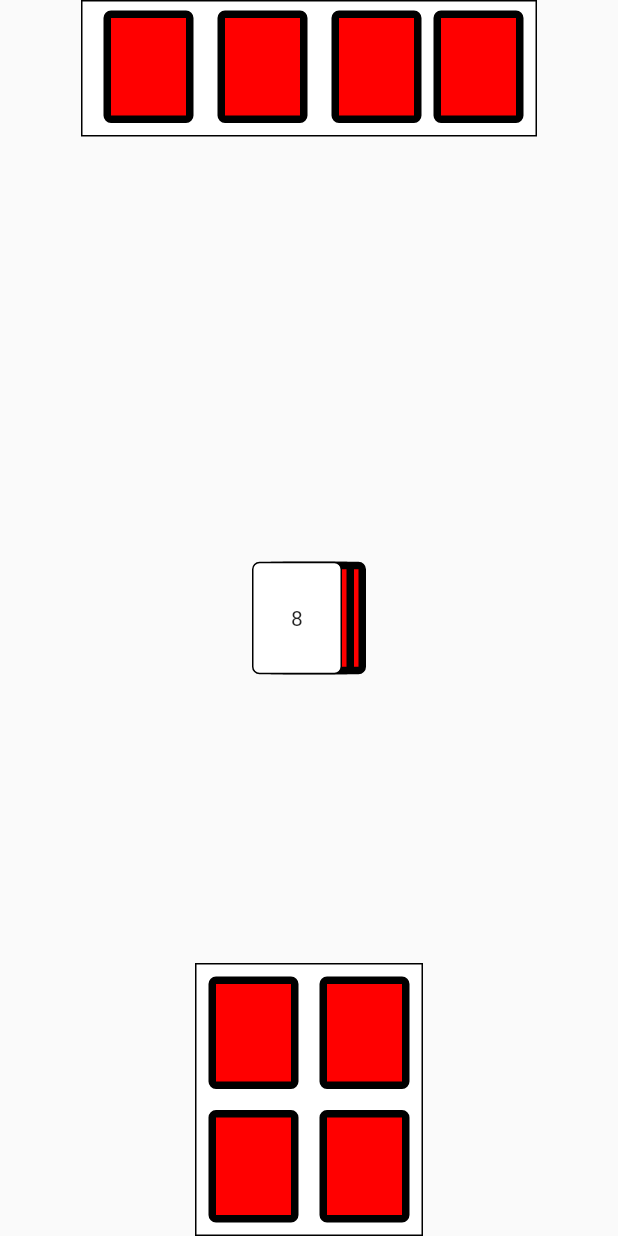
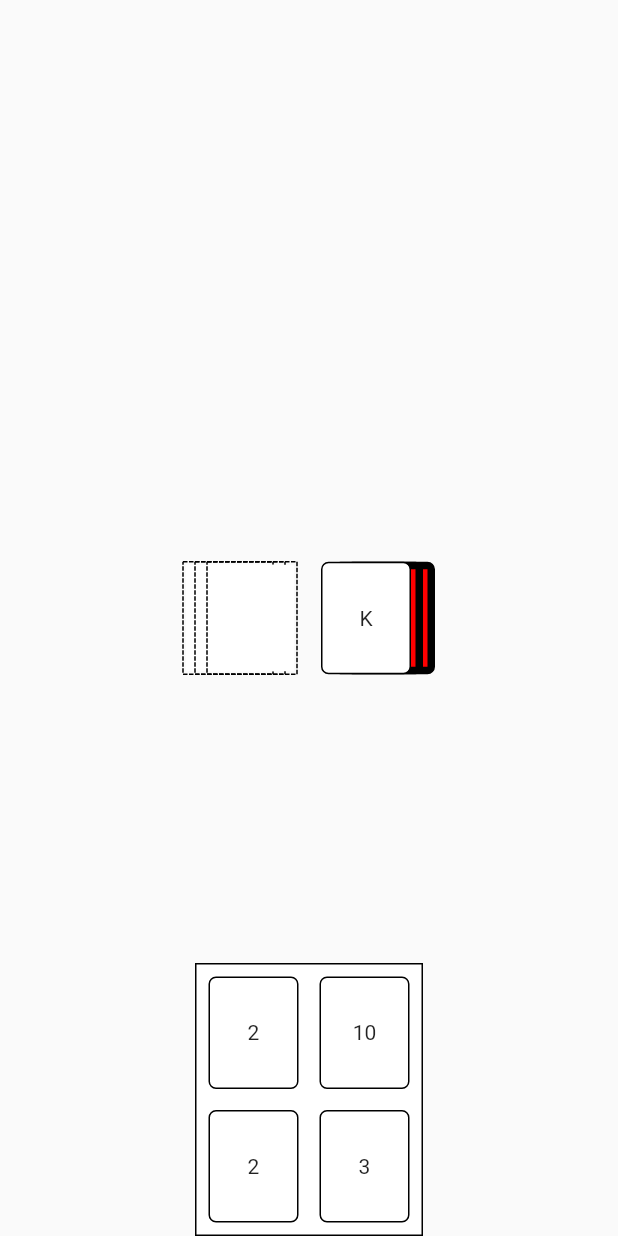
Before and after one commit to jordanterry/JacksAndFives, a Flutter app: the screen it shows after launch, on a phone screen of 412 x 824 dp. Run offline on Flutter 3.47's test engine with Material 2 defaults, Android fonts, the phone set to English and light mode, and no system bars; drawn by our look-alikes of dotted_border.

Commit message:
Lots of changes. Got some basic UI going!

```diff
--- /dev/null
+++ b/lib/dealt_deck_of_cards.dart
@@ -0,0 +1,62 @@
+import 'package:flutter/material.dart';
+import 'package:kago_game/empty_card_slot.dart';
+import 'package:kago_game/playing_card_model.dart';
+import 'package:kago_game/playing_cards.dart';
+
+import 'deck_of_cards.dart';
+
+class DealtDeckOfCards extends StatelessWidget {
+  final Deck deck;
+
+  DealtDeckOfCards(this.deck);
+
+  @override
+  Widget build(BuildContext context) {
+    Widget topCard = _emptyWidget();
+    Widget secondCard = _emptyWidget();
+    Widget thirdCard = _emptyWidget();
+    List<PlayingCard> topOfDeck = deck.getTop(3);
+    if (topOfDeck.length >= 1) {
+      topCard = NonFlippableFaceUpPlayingCard(topOfDeck[0]);
+    }
+    if (topOfDeck.length >= 2) {
+      secondCard = NonFlippableFaceUpPlayingCard(topOfDeck[1]);
+    }
+    if (topOfDeck.length >= 3) {
+      thirdCard = NonFlippableFaceUpPlayingCard(topOfDeck[2]);
+    }
+    return Container(
+        height: 75,
+        width: 76,
+        child: Stack(
+          children: <Widget>[
+            Positioned(
+              top: 0,
+              left: 0,
+              width: 60,
+              height: 75,
+              child: topCard,
+              //              child: NonFlippableFaceUpPlayingCard(deck.topCard()),
+            ),
+            Positioned(
+              top: 0,
+              left: 8,
+              width: 60,
+              height: 75,
+              child: secondCard,
+            ),
+            Positioned(
+              top: 0,
+              left: 16,
+              width: 60,
+              height: 75,
+              child: thirdCard,
+            )
+          ],
+        ));
+  }
+
+  Widget _emptyWidget() {
+    return EmptyCardSlot();
+  }
+}
--- a/lib/deck_of_cards.dart
+++ b/lib/deck_of_cards.dart
@@ -2,10 +2,47 @@ import 'package:flutter/material.dart';
 import 'package:kago_game/playing_card_model.dart';
 import 'package:kago_game/playing_cards.dart';
 
+class Deck {
+  List<PlayingCard> _cards;
+
+  Deck(this._cards);
+
+  PlayingCard topCard() {
+    return _cards[0];
+  }
+
+  PlayingCard takeTop() {
+    PlayingCard top = topCard();
+    _cards.remove(top);
+    return top;
+  }
+
+  List<PlayingCard> getTop(int amount) {
+    if (amount < _cards.length) return _cards.sublist(0, amount);
+    return _cards.sublist(0);
+  }
+}
+
+class DeckOfCardsFactory {
+  Deck createDeck() {
+    return Deck(_createCards());
+  }
+
+  List<PlayingCard> _createCards() {
+    List<PlayingCard> cards = [];
+    for (var suit in CardSuit.values) {
+      for (var face in CardType.values) {
+        cards.add(PlayingCard(suit, face));
+      }
+    }
+    return cards..shuffle();
+  }
+}
+
 class DeckOfCards extends StatelessWidget {
-  final List<PlayingCard> cards;
+  final Deck deck;
 
-  DeckOfCards(this.cards);
+  DeckOfCards(this.deck);
 
   @override
   Widget build(BuildContext context) {
@@ -33,7 +70,7 @@ class DeckOfCards extends StatelessWidget {
               left: 0,
               width: 60,
               height: 75,
-              child: NonFlippableFaceUpPlayingCard(cards[0]),
+              child: NonFlippableFaceUpPlayingCard(deck.topCard()),
             )
           ],
         ));
--- /dev/null
+++ b/lib/empty_card_slot.dart
@@ -0,0 +1,14 @@
+import 'package:dotted_border/dotted_border.dart';
+import 'package:flutter/widgets.dart';
+
+class EmptyCardSlot extends StatelessWidget {
+  @override
+  Widget build(BuildContext context) {
+    return DottedBorder(
+        child: Container(
+      decoration: BoxDecoration(color: Color.fromARGB(255, 255, 255, 255)),
+      height: 75,
+      width: 60,
+    ));
+  }
+}
--- /dev/null
+++ b/lib/jacks_and_fives.dart
@@ -0,0 +1,80 @@
+import 'package:flutter/cupertino.dart';
+import 'package:flutter/material.dart';
+import 'package:kago_game/dealt_deck_of_cards.dart';
+import 'package:kago_game/player_deck.dart';
+import 'package:kago_game/playing_card_model.dart';
+
+import 'deck_of_cards.dart';
+
+class JacksAndFives {
+  Deck deck;
+  Deck dealtDeck;
+  Player player;
+
+  void startGame() {
+    DeckOfCardsFactory cardsFactory = DeckOfCardsFactory();
+    deck = cardsFactory.createDeck();
+    dealtDeck = Deck([]);
+    player =
+        Player(deck.takeTop(), deck.takeTop(), deck.takeTop(), deck.takeTop());
+  }
+}
+
+class Player {
+  PlayingCard cardOne;
+  PlayingCard cardTwo;
+  PlayingCard cardThree;
+  PlayingCard cardFour;
+
+  Player(this.cardOne, this.cardTwo, this.cardThree, this.cardFour);
+}
+
+class JackAndFivesScreen extends StatefulWidget {
+  @override
+  State<StatefulWidget> createState() {
+    return _JackAndFivesState();
+  }
+}
+
+class _JackAndFivesState extends State<JackAndFivesScreen> {
+  JacksAndFives _jacksAndFives;
+
+  _JackAndFivesState() {
+    _jacksAndFives = JacksAndFives()..startGame();
+  }
+
+  @override
+  Widget build(BuildContext context) {
+    return Scaffold(
+      body: Container(
+          margin: MediaQuery.of(context).padding,
+          child: Stack(children: [
+            Align(
+                child: Container(
+              width: 300,
+              height: 90,
+              alignment: FractionalOffset.center,
+              child: Row(
+                  mainAxisAlignment: MainAxisAlignment.center,
+                  children: <Widget>[
+                    Container(
+                      margin: EdgeInsets.only(right: 8),
+                      child: DealtDeckOfCards(_jacksAndFives.dealtDeck),
+                    ),
+                    Container(
+                        child: Container(
+                            margin: EdgeInsets.only(left: 8),
+                            child: DeckOfCards(_jacksAndFives.deck)))
+                  ]),
+            )),
+            Align(
+                alignment: FractionalOffset.bottomCenter,
+                child: PlayerDeckWidget(
+                    _jacksAndFives.player.cardOne,
+                    _jacksAndFives.player.cardTwo,
+                    _jacksAndFives.player.cardThree,
+                    _jacksAndFives.player.cardFour)),
+          ])), // This trailing comma makes auto-formatting nicer for build methods.
+    );
+  }
+}
--- a/lib/main.dart
+++ b/lib/main.dart
@@ -1,11 +1,8 @@
 import 'package:flutter/cupertino.dart';
 import 'package:flutter/material.dart';
 import 'package:flutter/widgets.dart';
-import 'package:kago_game/non_player_deck.dart';
-import 'package:kago_game/player_deck.dart';
-import 'package:kago_game/playing_card_model.dart';
 
-import 'deck_of_cards.dart';
+import 'jacks_and_fives.dart';
 
 void main() {
   runApp(MyApp());
@@ -18,67 +15,10 @@ class MyApp extends StatelessWidget {
     return MaterialApp(
       title: 'Flutter Demo',
       theme: ThemeData(
-        // This is the theme of your application.
-        //
-        // Try running your application with "flutter run". You'll see the
-        // application has a blue toolbar. Then, without quitting the app, try
-        // changing the primarySwatch below to Colors.green and then invoke
-        // "hot reload" (press "r" in the console where you ran "flutter run",
-        // or simply save your changes to "hot reload" in a Flutter IDE).
-        // Notice that the counter didn't reset back to zero; the application
-        // is not restarted.
         primarySwatch: Colors.blue,
-        // This makes the visual density adapt to the platform that you run
-        // the app on. For desktop platforms, the controls will be smaller and
-        // closer together (more dense) than on mobile platforms.
         visualDensity: VisualDensity.adaptivePlatformDensity,
       ),
-      home: MyHomePage(title: 'Kago Demo'),
+      home: JackAndFivesScreen(),
     );
   }
 }
-
-class MyHomePage extends StatefulWidget {
-  MyHomePage({Key key, this.title}) : super(key: key);
-
-  // This widget is the home page of your application. It is stateful, meaning
-  // that it has a State object (defined below) that contains fields that affect
-  // how it looks.
-
-  // This class is the configuration for the state. It holds the values (in this
-  // case the title) provided by the parent (in this case the App widget) and
-  // used by the build method of the State. Fields in a Widget subclass are
-  // always marked "final".
-
-  final String title;
-
-  @override
-  _MyHomePageState createState() => _MyHomePageState();
-}
-
-class _MyHomePageState extends State<MyHomePage> {
-  @override
-  Widget build(BuildContext context) {
-    List<PlayingCard> cards = List<PlayingCard>(4);
-    cards[0] = PlayingCard(CardSuit.CLUBS, CardType.EIGHT);
-    cards[1] = PlayingCard(CardSuit.DIAMONDS, CardType.JACK);
-    cards[2] = PlayingCard(CardSuit.SPADES, CardType.FIVE);
-    cards[3] = PlayingCard(CardSuit.HEARTS, CardType.FOUR);
-    return Scaffold(
-      body: Center(
-          child: Stack(children: [
-        RotatedBox(
-          quarterTurns: 2,
-          child: Align(
-            alignment: FractionalOffset.bottomCenter,
-            child: NonPlayerDeckWidget(cards),
-          ),
-        ),
-        Align(alignment: FractionalOffset.center, child: DeckOfCards(cards)),
-        Align(
-            alignment: FractionalOffset.bottomCenter,
-            child: PlayerDeckWidget(cards)),
-      ])), // This trailing comma makes auto-formatting nicer for build methods.
-    );
-  }
-}
--- a/lib/player_deck.dart
+++ b/lib/player_deck.dart
@@ -9,9 +9,12 @@ class PlayerDeck {
 }
 
 class PlayerDeckWidget extends StatefulWidget {
-  PlayerDeckWidget(this.cards);
+  PlayingCard cardOne;
+  PlayingCard cardTwo;
+  PlayingCard cardThree;
+  PlayingCard cardFour;
 
-  final List<PlayingCard> cards;
+  PlayerDeckWidget(this.cardOne, this.cardTwo, this.cardThree, this.cardFour);
 
   @override
   State<StatefulWidget> createState() {
@@ -23,7 +26,7 @@ class _PlayerDeckState extends State<PlayerDeckWidget> {
   @override
   Widget build(BuildContext context) {
     return StaticPlayerDeckWidget(
-        widget.cards[0], widget.cards[1], widget.cards[2], widget.cards[3]);
+        widget.cardOne, widget.cardTwo, widget.cardThree, widget.cardFour);
   }
 }
 
@@ -54,29 +57,29 @@ class StaticPlayerDeckWidget extends StatelessWidget {
                 top: margin,
                 width: cardWidth,
                 height: cardHeight,
-//                child: NonFlippableFaceUpPlayingCard(_topLeftCard)),
-                child: NonFlippableFaceDownPlayingCard()),
+                child: NonFlippableFaceUpPlayingCard(_topLeftCard)),
+//                child: NonFlippableFaceDownPlayingCard()),
             Positioned(
                 right: margin,
                 top: margin,
                 width: cardWidth,
                 height: cardHeight,
-//                child: NonFlippableFaceUpPlayingCard(_topRightCard)),
-                child: NonFlippableFaceDownPlayingCard()),
+                child: NonFlippableFaceUpPlayingCard(_topRightCard)),
+//                child: NonFlippableFaceDownPlayingCard()),
             Positioned(
                 left: margin,
                 bottom: margin,
                 width: cardWidth,
                 height: cardHeight,
-//                child: NonFlippableFaceUpPlayingCard(_bottomLeftCard)),
-                child: NonFlippableFaceDownPlayingCard()),
+                child: NonFlippableFaceUpPlayingCard(_bottomLeftCard)),
+//                child: NonFlippableFaceDownPlayingCard()),
             Positioned(
                 right: margin,
                 bottom: margin,
                 width: cardWidth,
                 height: cardHeight,
-//                child: NonFlippableFaceUpPlayingCard(_bottomRightCard))
-                child: NonFlippableFaceDownPlayingCard()),
+                child: NonFlippableFaceUpPlayingCard(_bottomRightCard))
+//                child: NonFlippableFaceDownPlayingCard()),
           ],
         ),
         decoration: BoxDecoration(
--- a/pubspec.yaml
+++ b/pubspec.yaml
@@ -22,6 +22,7 @@ environment:
 
 dependencies:
   async: ^2.4.1
+  dotted_border: ^1.0.5
   flutter:
     sdk: flutter
 
```
Also changed, not shown: pubspec.lock.
